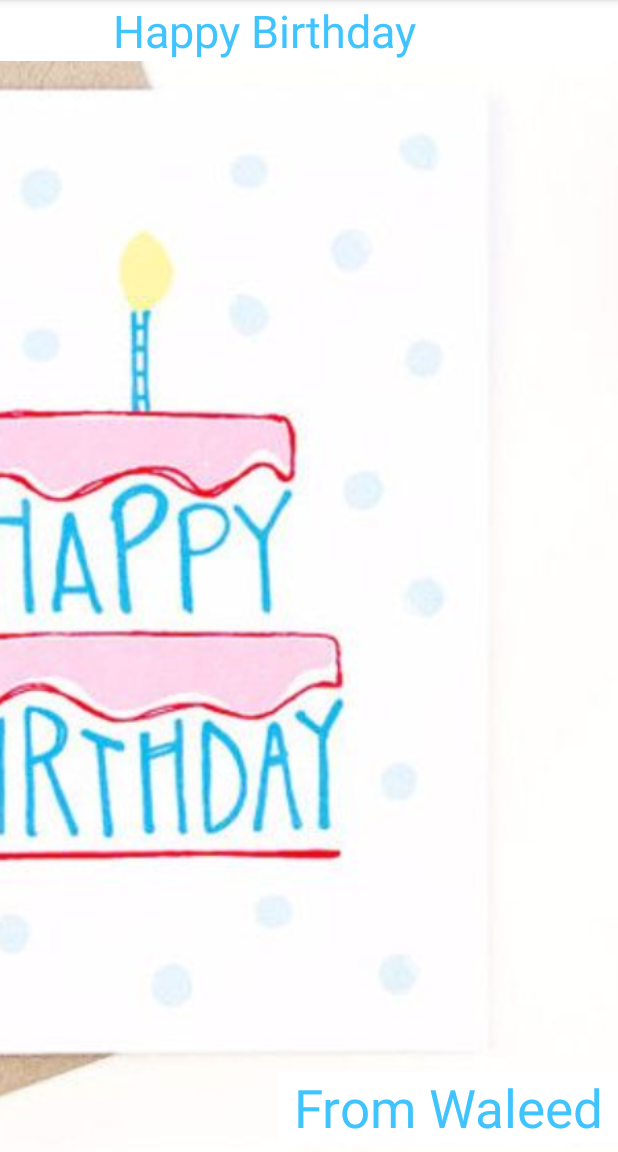
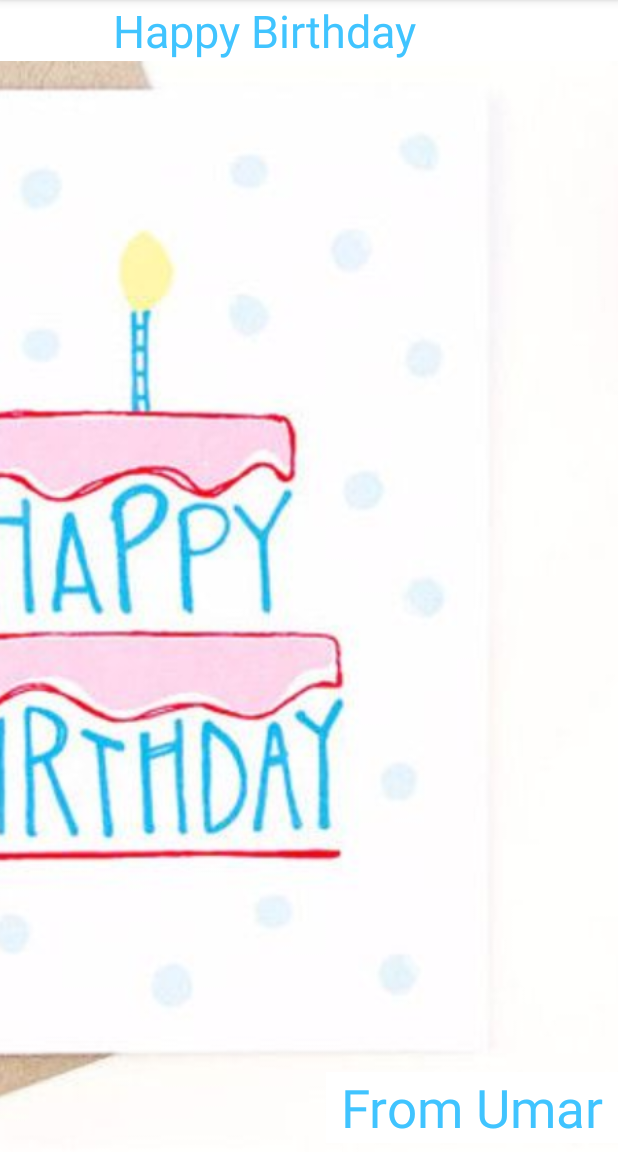
Before and after one commit to waleed710/BirthdayCard, an Android app: the screen it shows after launch (MainActivity), on a phone screen of 412 x 824 dp, the part 84-1236 px from its top. Run offline under Robolectric (Android 15) with nearby library versions, the phone set to English and light mode, and no system bars.

Commit message:
textChanged

```diff
--- a/app/src/main/res/layout/activity_main.xml
+++ b/app/src/main/res/layout/activity_main.xml
@@ -24,7 +24,7 @@
     <TextView
         android:layout_width="wrap_content"
         android:layout_height="wrap_content"
-        android:text="From Waleed"
+        android:text="From Umar"
         android:textSize="35sp"
         android:layout_alignParentBottom="true"
         android:layout_alignParentRight="true"
```
